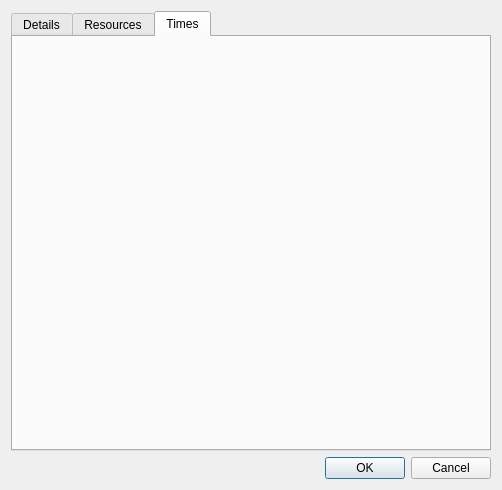
Before: the Qt Designer form taskdialog.ui in crossleyjuan/djon, drawn with Qt 5.
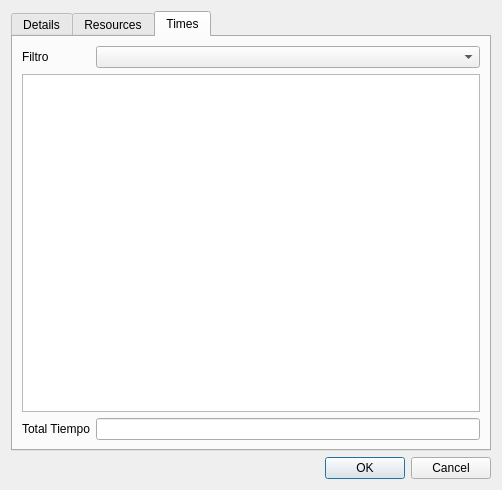
After: the same form once the commit is applied. The open tabs and pages were chosen to show the change.

Commit message: Cambios pendejos

Patch:
```diff
--- a/taskdialog.ui
+++ b/taskdialog.ui
@@ -166,9 +166,33 @@
        <string>Times</string>
       </attribute>
       <layout class="QFormLayout" name="formLayout_2">
-       <property name="fieldGrowthPolicy">
-        <enum>QFormLayout::AllNonFixedFieldsGrow</enum>
-       </property>
+       <item row="0" column="0">
+        <widget class="QLabel" name="label_9">
+         <property name="text">
+          <string>Filtro</string>
+         </property>
+        </widget>
+       </item>
+       <item row="0" column="1">
+        <widget class="QComboBox" name="filtro"/>
+       </item>
+       <item row="2" column="0" colspan="2">
+        <widget class="QTableView" name="tableView"/>
+       </item>
+       <item row="3" column="0">
+        <widget class="QLabel" name="label_10">
+         <property name="text">
+          <string>Total Tiempo</string>
+         </property>
+        </widget>
+       </item>
+       <item row="3" column="1">
+        <widget class="QLineEdit" name="totalHoras">
+         <property name="readOnly">
+          <bool>true</bool>
+         </property>
+        </widget>
+       </item>
       </layout>
      </widget>
     </widget>
```
